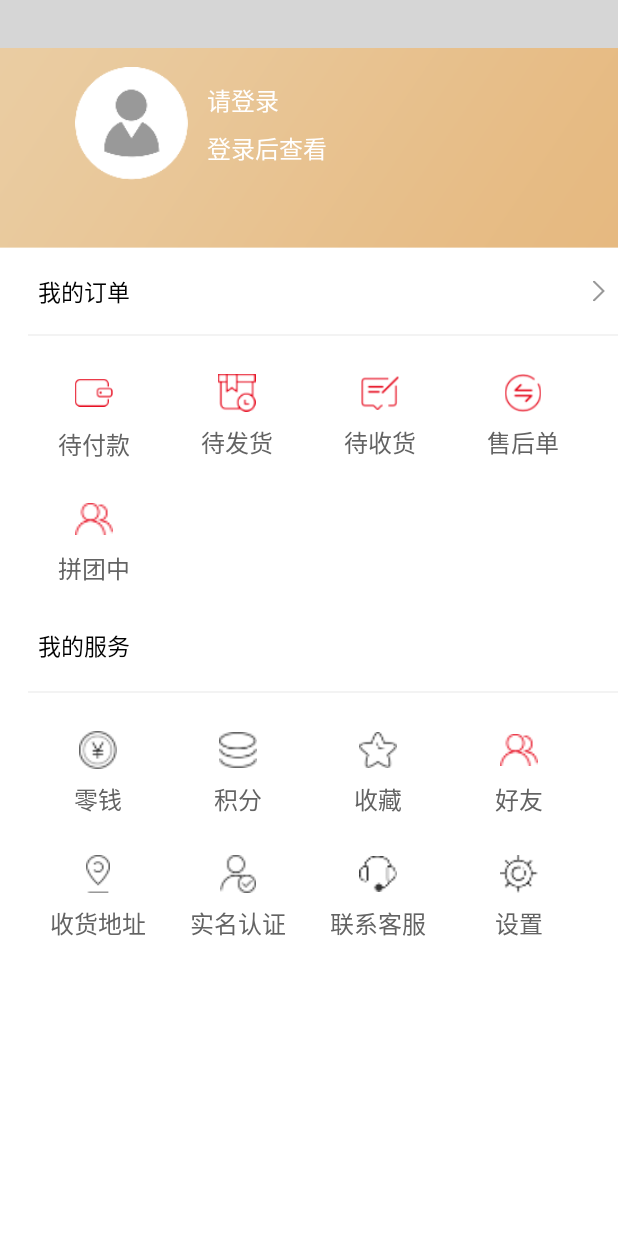
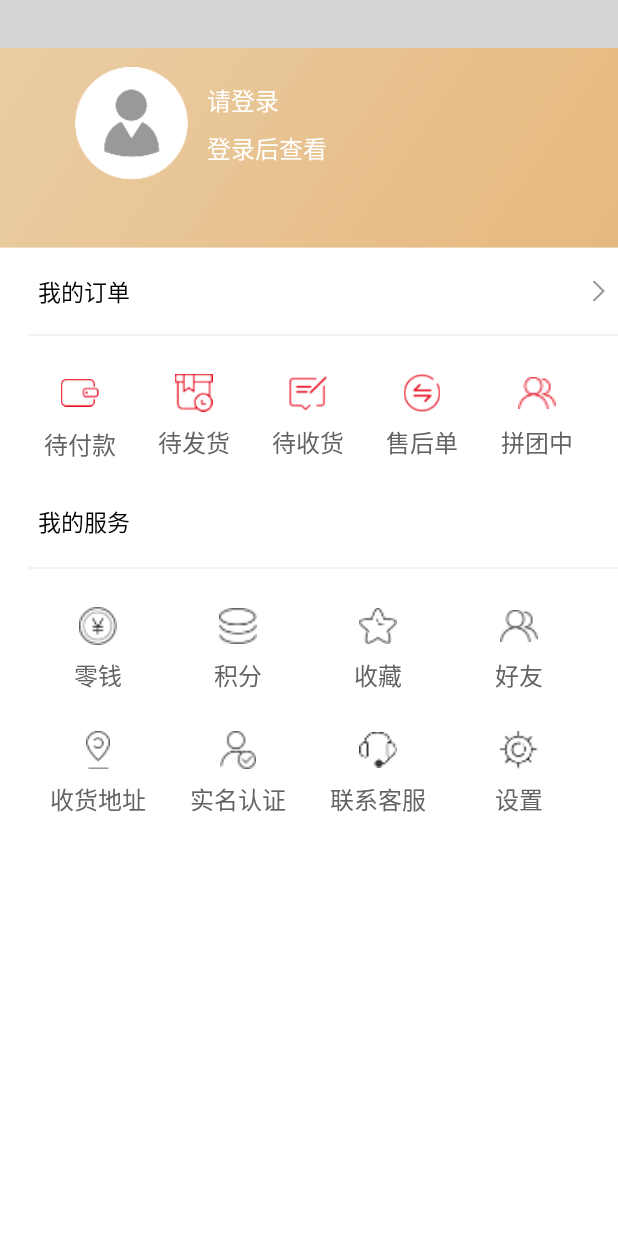
Before and after one commit to zp-up/codesource, an Android app: the layout fragment_mine_layout.xml on its own in the app's theme, with its tools: preview values and no code run, on a phone screen of 412 x 824 dp. Run offline under Robolectric (Android 15) with nearby library versions, the phone set to English and light mode, and no system bars; plain views replace ClassicsHeader, SmartRefreshLayout; grey boxes are pictures that could not be loaded.

Commit message:
[IPS][调整“我的”布局]

```diff
--- a/InternationalPavilionShopCenter/app/src/main/res/layout/fragment_mine_layout.xml
+++ b/InternationalPavilionShopCenter/app/src/main/res/layout/fragment_mine_layout.xml
@@ -174,13 +174,6 @@
                             android:layout_width="wrap_content"
                             android:layout_height="wrap_content" />
                     </LinearLayout>
-                </LinearLayout>
-                <LinearLayout
-                    android:layout_marginTop="@dimen/x20"
-                    android:layout_marginRight="15dp"
-                    android:layout_marginLeft="15dp"
-                    android:layout_width="match_parent"
-                    android:layout_height="wrap_content">
                     <LinearLayout
                         android:id="@+id/ll_to_group_order"
                         android:layout_weight="1"
@@ -197,63 +190,6 @@
                             android:layout_marginTop="@dimen/x3"
                             android:layout_gravity="center_horizontal"
                             android:text="拼团中"
-                            android:textSize="@dimen/x13"
-                            android:textColor="#636363"
-                            android:layout_width="wrap_content"
-                            android:layout_height="wrap_content" />
-                    </LinearLayout>
-                    <LinearLayout
-                        android:layout_weight="1"
-                        android:orientation="vertical"
-                        android:layout_width="0dp"
-                        android:layout_height="wrap_content">
-                        <ImageView
-                            android:layout_marginBottom="@dimen/x3"
-                            android:layout_gravity="center_horizontal"
-                            android:layout_width="@dimen/x20"
-                            android:layout_height="@dimen/x20" />
-                        <TextView
-                            android:layout_marginTop="@dimen/x3"
-                            android:layout_gravity="center_horizontal"
-                            android:text=""
-                            android:textSize="@dimen/x13"
-                            android:textColor="#636363"
-                            android:layout_width="wrap_content"
-                            android:layout_height="wrap_content" />
-                    </LinearLayout>
-                    <LinearLayout
-                        android:layout_weight="1"
-                        android:orientation="vertical"
-                        android:layout_width="0dp"
-                        android:layout_height="wrap_content">
-                        <ImageView
-                            android:layout_marginBottom="@dimen/x3"
-                            android:layout_gravity="center_horizontal"
-                            android:layout_width="@dimen/x20"
-                            android:layout_height="@dimen/x20" />
-                        <TextView
-                            android:layout_marginTop="@dimen/x3"
-                            android:layout_gravity="center_horizontal"
-                            android:text=""
-                            android:textSize="@dimen/x13"
-                            android:textColor="#636363"
-                            android:layout_width="wrap_content"
-                            android:layout_height="wrap_content" />
-                    </LinearLayout>
-                    <LinearLayout
-                        android:layout_weight="1"
-                        android:orientation="vertical"
-                        android:layout_width="0dp"
-                        android:layout_height="wrap_content">
-                        <ImageView
-                            android:layout_marginBottom="@dimen/x3"
-                            android:layout_gravity="center_horizontal"
-                            android:layout_width="@dimen/x20"
-                            android:layout_height="@dimen/x20" />
-                        <TextView
-                            android:layout_marginTop="@dimen/x3"
-                            android:layout_gravity="center_horizontal"
-                            android:text=""
                             android:textSize="@dimen/x13"
                             android:textColor="#636363"
                             android:layout_width="wrap_content"
@@ -352,7 +288,7 @@
                         android:layout_width="0dp"
                         android:layout_height="wrap_content">
                         <ImageView
-                            android:src="@mipmap/icon_mine_group_buy"
+                            android:src="@mipmap/icon_mine_friend"
                             android:layout_marginBottom="@dimen/x3"
                             android:layout_gravity="center_horizontal"
                             android:layout_width="@dimen/x20"
```
